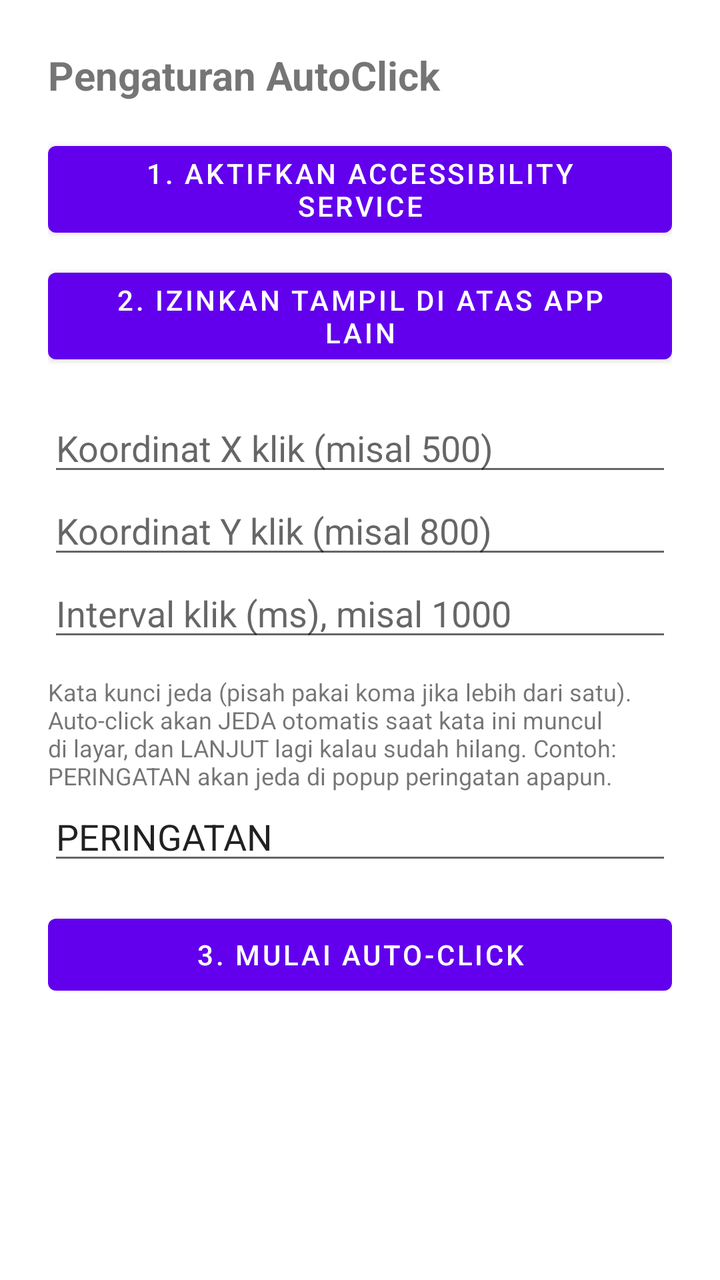
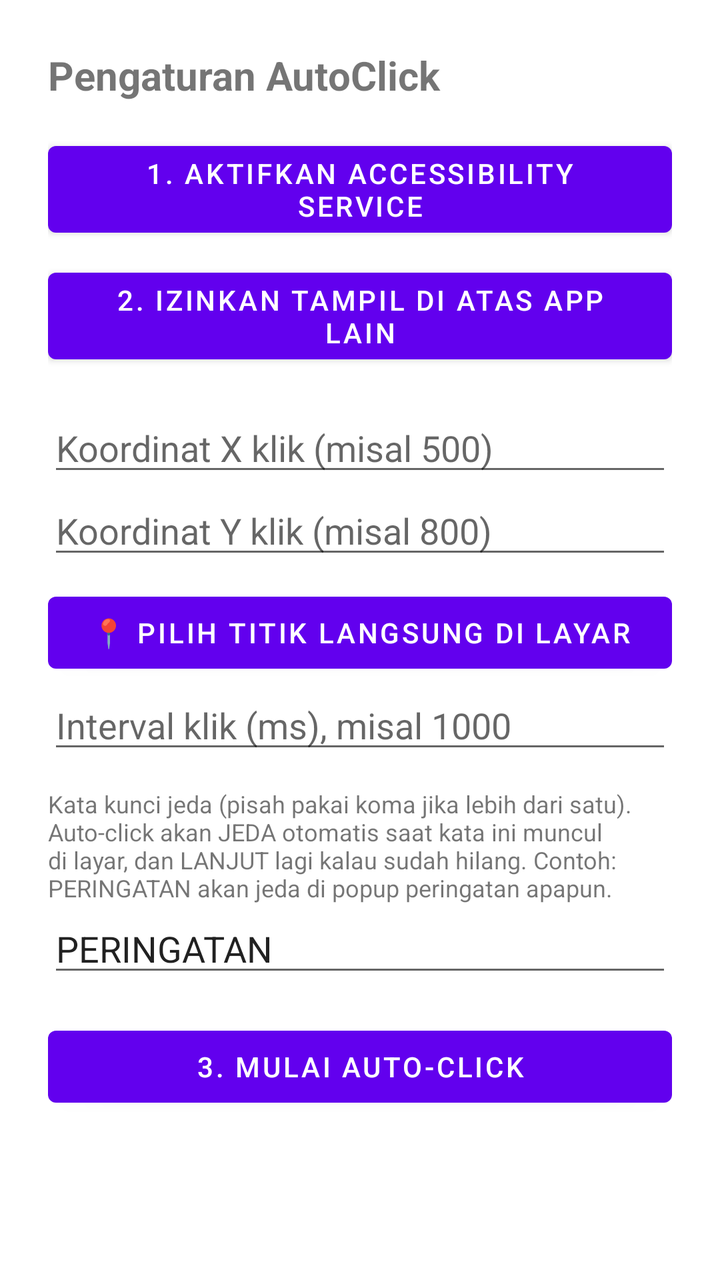

The first picture is an Android layout as it rendered before a commit; the second is the same layout after the commit. The layout source and the unified diff follow.
<!-- AndroidManifest.xml: application theme Theme.AutoClick -->
<!-- res/layout/activity_main.xml -->
<?xml version="1.0" encoding="utf-8"?>
<LinearLayout xmlns:android="http://schemas.android.com/apk/res/android"
    android:layout_width="match_parent"
    android:layout_height="match_parent"
    android:orientation="vertical"
    android:padding="24dp">

    <TextView
        android:layout_width="match_parent"
        android:layout_height="wrap_content"
        android:text="Pengaturan AutoClick"
        android:textSize="20sp"
        android:textStyle="bold"
        android:layout_marginBottom="16dp" />

    <Button
        android:id="@+id/btnEnableAccessibility"
        android:layout_width="match_parent"
        android:layout_height="wrap_content"
        android:text="1. Aktifkan Accessibility Service" />

    <Button
        android:id="@+id/btnEnableOverlay"
        android:layout_width="match_parent"
        android:layout_height="wrap_content"
        android:layout_marginTop="8dp"
        android:text="2. Izinkan Tampil di Atas App Lain" />

    <EditText
        android:id="@+id/etClickX"
        android:layout_width="match_parent"
        android:layout_height="wrap_content"
        android:layout_marginTop="16dp"
        android:hint="Koordinat X klik (misal 500)"
        android:inputType="number" />

    <EditText
        android:id="@+id/etClickY"
        android:layout_width="match_parent"
        android:layout_height="wrap_content"
        android:hint="Koordinat Y klik (misal 800)"
        android:inputType="number" />

    <EditText
        android:id="@+id/etInterval"
        android:layout_width="match_parent"
        android:layout_height="wrap_content"
        android:hint="Interval klik (ms), misal 1000"
        android:inputType="number" />

    <TextView
        android:layout_width="match_parent"
        android:layout_height="wrap_content"
        android:layout_marginTop="12dp"
        android:text="Kata kunci jeda (pisah pakai koma jika lebih dari satu). Auto-click akan JEDA otomatis saat kata ini muncul di layar, dan LANJUT lagi kalau sudah hilang. Contoh: PERINGATAN akan jeda di popup peringatan apapun."
        android:textSize="12sp" />

    <EditText
        android:id="@+id/etKeyword"
        android:layout_width="match_parent"
        android:layout_height="wrap_content"
        android:text="PERINGATAN"
        android:hint="misal: PERINGATAN, Warning, Notice" />

    <Button
        android:id="@+id/btnStart"
        android:layout_width="match_parent"
        android:layout_height="wrap_content"
        android:layout_marginTop="16dp"
        android:text="3. Mulai Auto-Click" />

</LinearLayout>
<!-- resources referenced by this layout -->
<resources>
  <style name="Theme.AutoClick" parent="Theme.MaterialComponents.DayNight.NoActionBar" />
</resources>

<!-- the commit's change to res/layout/activity_main.xml (unified diff, before → after) -->
@@ -41,6 +41,13 @@
         android:hint="Koordinat Y klik (misal 800)"
         android:inputType="number" />
 
+    <Button
+        android:id="@+id/btnPickPoint"
+        android:layout_width="match_parent"
+        android:layout_height="wrap_content"
+        android:layout_marginTop="8dp"
+        android:text="📍 Pilih Titik Langsung di Layar" />
+
     <EditText
         android:id="@+id/etInterval"
         android:layout_width="match_parent"
